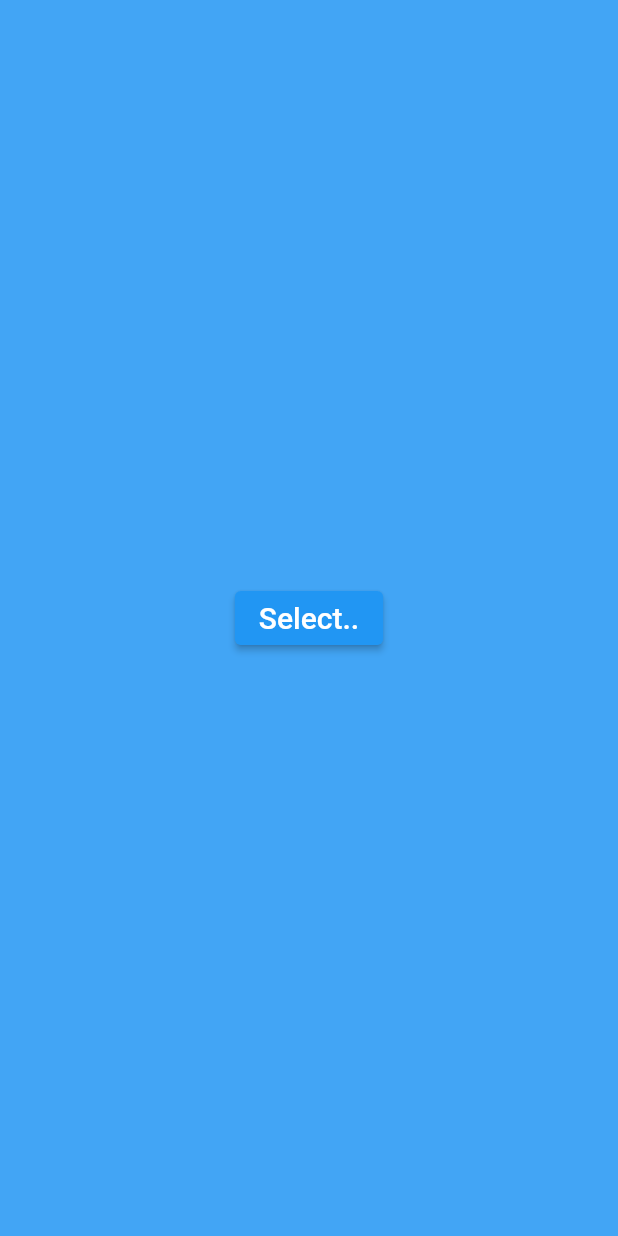
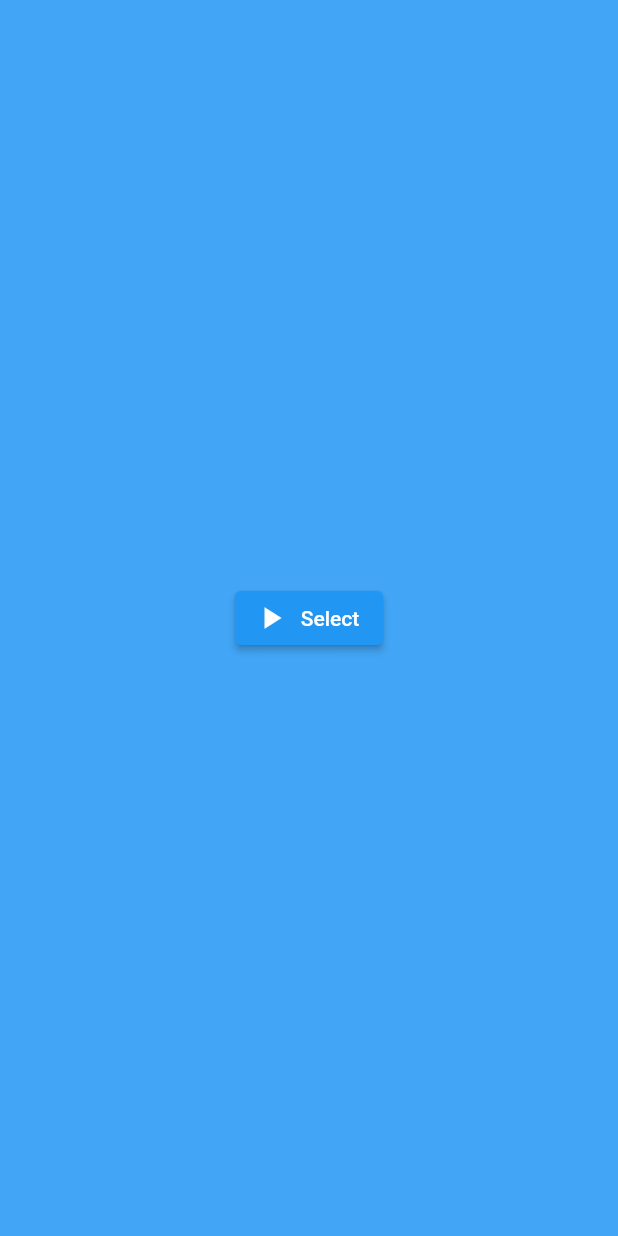
Before and after one commit to JusAeng/All-Skill, a Flutter app: the HomePage screen opened directly, on a phone screen of 412 x 824 dp. Run offline on Flutter 3.47's test engine with Material 2 defaults, Android fonts, the phone set to English and light mode, and no system bars.

Commit message:
basic change page

```diff
--- a/workshop/lib/home.dart
+++ b/workshop/lib/home.dart
@@ -13,21 +13,19 @@ class _HomePageState extends State<HomePage> {
   Widget build(BuildContext context) {
     return Scaffold(
       backgroundColor: Colors.blue.shade400,
-      body: Column(
-        mainAxisAlignment: MainAxisAlignment.center,
-        children: [
-          Center(
-            child: ElevatedButton(
+      body: Center(
+        child: Column(
+          mainAxisAlignment: MainAxisAlignment.center,
+          children: [
+            ElevatedButton.icon(
                 onPressed: () {
-                  Navigator.of(context).pushReplacement(MaterialPageRoute(builder: (context)=> SelectGame()));
+                  Navigator.of(context).pushReplacement(
+                    MaterialPageRoute(builder: (context) => SelectGame()));
                 },
-                child: Text(
-                  "Select..",
-                  style: TextStyle(fontSize: 20),
-                )
-            ),
-          )
-        ],
+                icon: Icon(Icons.play_arrow),
+                label: Text("Select"))
+          ],
+        ),
       ),
     );
   }
--- a/workshop/lib/select_image.dart
+++ b/workshop/lib/select_image.dart
@@ -1,4 +1,5 @@
 const List<String> gameName = [
   "valorant",
   "dota",
+
 ];
--- a/workshop/pubspec.yaml
+++ b/workshop/pubspec.yaml
@@ -58,9 +58,8 @@ flutter:
   uses-material-design: true
 
   # To add assets to your application, add an assets section, like this:
-  # assets:
-  #   - images/a_dot_burr.jpeg
-  #   - images/a_dot_ham.jpeg
+  assets:
+  - assets/select_game/
 
   # An image asset can refer to one or more resolution-specific "variants", see
   # https://flutter.dev/assets-and-images/#resolution-aware.
```
Also changed, not shown: workshop/lib/hero.dart (added, +17 -0 lines), workshop/lib/item.dart (added, +17 -0 lines), workshop/lib/main.dart (+3 -48 lines), workshop/lib/select_game.dart (+8 -7 lines), workshop/lib/skill_item.dart (added, +33 -0 lines).
